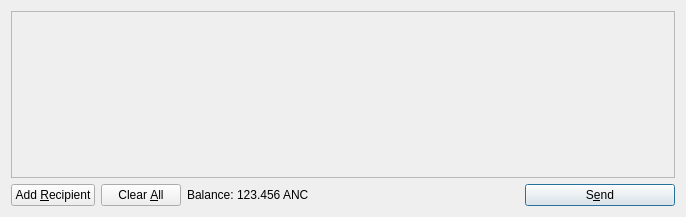
Above: src/qt/forms/sendcoinsdialog.ui from lunokhod/anoncoin before the change. Below: the same form after it.
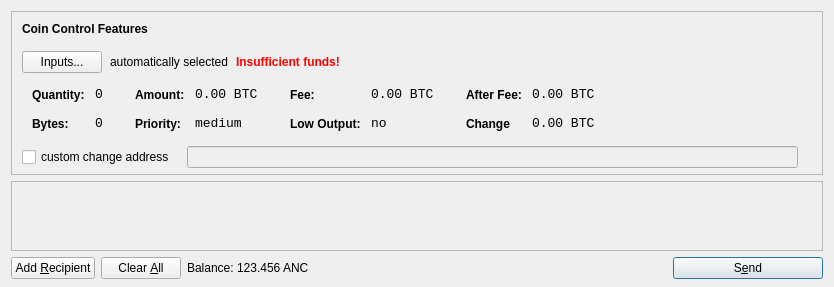
That is the form after the change. Icons and pictures are not drawn.

Commit message:
Adding coin control support.
Thanks to cozz for the original bitcoin patch
https://bitcointalk.org/index.php?topic=144331.0

```diff
--- a/src/qt/forms/sendcoinsdialog.ui
+++ b/src/qt/forms/sendcoinsdialog.ui
@@ -13,7 +13,608 @@
   <property name="windowTitle">
    <string>Send Coins</string>
   </property>
-  <layout class="QVBoxLayout" name="verticalLayout">
+<layout class="QVBoxLayout" name="verticalLayout" stretch="0,1,0">
+   <property name="bottomMargin">
+    <number>8</number>
+   </property>
+   <item>
+    <widget class="QFrame" name="frameCoinControl">
+     <property name="sizePolicy">
+      <sizepolicy hsizetype="Expanding" vsizetype="Expanding">
+       <horstretch>0</horstretch>
+       <verstretch>0</verstretch>
+      </sizepolicy>
+     </property>
+     <property name="maximumSize">
+      <size>
+       <width>16777215</width>
+       <height>16777215</height>
+      </size>
+     </property>
+     <property name="frameShape">
+      <enum>QFrame::StyledPanel</enum>
+     </property>
+     <property name="frameShadow">
+      <enum>QFrame::Sunken</enum>
+     </property>
+     <layout class="QVBoxLayout" name="verticalLayoutCoinControl2">
+      <property name="spacing">
+       <number>-1</number>
+      </property>
+      <property name="leftMargin">
+       <number>0</number>
+      </property>
+      <property name="topMargin">
+       <number>0</number>
+      </property>
+      <property name="rightMargin">
+       <number>0</number>
+      </property>
+      <property name="bottomMargin">
+       <number>6</number>
+      </property>
+      <item>
+       <layout class="QVBoxLayout" name="verticalLayoutCoinControl" stretch="0,0,0,0,1">
+        <property name="spacing">
+         <number>0</number>
+        </property>
+        <property name="leftMargin">
+         <number>10</number>
+        </property>
+        <property name="topMargin">
+         <number>10</number>
+        </property>
+        <item>
+         <layout class="QHBoxLayout" name="horizontalLayoutCoinControl1">
+          <property name="bottomMargin">
+           <number>15</number>
+          </property>
+          <item>
+           <widget class="QLabel" name="labelCoinControlFeatures">
+            <property name="sizePolicy">
+             <sizepolicy hsizetype="Preferred" vsizetype="Maximum">
+              <horstretch>0</horstretch>
+              <verstretch>0</verstretch>
+             </sizepolicy>
+            </property>
+            <property name="font">
+             <font>
+              <weight>75</weight>
+              <bold>true</bold>
+             </font>
+            </property>
+            <property name="styleSheet">
+             <string notr="true">font-weight:bold;</string>
+            </property>
+            <property name="text">
+             <string>Coin Control Features</string>
+            </property>
+           </widget>
+          </item>
+         </layout>
+        </item>
+        <item>
+         <layout class="QHBoxLayout" name="horizontalLayoutCoinControl2" stretch="0,0,0,0">
+          <property name="spacing">
+           <number>8</number>
+          </property>
+          <property name="bottomMargin">
+           <number>10</number>
+          </property>
+          <item>
+           <widget class="QPushButton" name="pushButtonCoinControl">
+            <property name="styleSheet">
+             <string notr="true"/>
+            </property>
+            <property name="text">
+             <string>Inputs...</string>
+            </property>
+           </widget>
+          </item>
+          <item>
+           <widget class="QLabel" name="labelCoinControlAutomaticallySelected">
+            <property name="text">
+             <string>automatically selected</string>
+            </property>
+            <property name="margin">
+             <number>5</number>
+            </property>
+           </widget>
+          </item>
+          <item>
+           <widget class="QLabel" name="labelCoinControlInsuffFunds">
+            <property name="font">
+             <font>
+              <weight>75</weight>
+              <bold>true</bold>
+             </font>
+            </property>
+            <property name="styleSheet">
+             <string notr="true">color:red;font-weight:bold;</string>
+            </property>
+            <property name="text">
+             <string>Insufficient funds!</string>
+            </property>
+            <property name="margin">
+             <number>5</number>
+            </property>
+           </widget>
+          </item>
+          <item>
+           <spacer name="horizontalSpacerCoinControl">
+            <property name="orientation">
+             <enum>Qt::Horizontal</enum>
+            </property>
+            <property name="sizeHint" stdset="0">
+             <size>
+              <width>40</width>
+              <height>1</height>
+             </size>
+            </property>
+           </spacer>
+          </item>
+         </layout>
+        </item>
+        <item>
+         <widget class="QWidget" name="widgetCoinControl" native="true">
+          <property name="sizePolicy">
+           <sizepolicy hsizetype="Preferred" vsizetype="Preferred">
+            <horstretch>0</horstretch>
+            <verstretch>0</verstretch>
+           </sizepolicy>
+          </property>
+          <property name="minimumSize">
+           <size>
+            <width>0</width>
+            <height>0</height>
+           </size>
+          </property>
+          <property name="styleSheet">
+           <string notr="true"/>
+          </property>
+          <layout class="QHBoxLayout" name="horizontalLayoutCoinControl5">
+           <property name="margin">
+            <number>0</number>
+           </property>
+           <item>
+            <layout class="QHBoxLayout" name="horizontalLayoutCoinControl3" stretch="0,0,0,1">
+             <property name="spacing">
+              <number>20</number>
+             </property>
+             <property name="topMargin">
+              <number>0</number>
+             </property>
+             <property name="bottomMargin">
+              <number>10</number>
+             </property>
+             <item>
+              <layout class="QFormLayout" name="formLayoutCoinControl1">
+               <property name="horizontalSpacing">
+                <number>10</number>
+               </property>
+               <property name="verticalSpacing">
+                <number>14</number>
+               </property>
+               <property name="leftMargin">
+                <number>10</number>
+               </property>
+               <property name="topMargin">
+                <number>4</number>
+               </property>
+               <property name="rightMargin">
+                <number>6</number>
+               </property>
+               <item row="0" column="0">
+                <widget class="QLabel" name="labelCoinControlQuantityText">
+                 <property name="styleSheet">
+                  <string notr="true">font-weight:bold;</string>
+                 </property>
+                 <property name="text">
+                  <string>Quantity:</string>
+                 </property>
+                 <property name="margin">
+                  <number>0</number>
+                 </property>
+                </widget>
+               </item>
+               <item row="0" column="1">
+                <widget class="QLabel" name="labelCoinControlQuantity">
+                 <property name="font">
+                  <font>
+                   <family>Monospace</family>
+                   <pointsize>10</pointsize>
+                  </font>
+                 </property>
+                 <property name="cursor">
+                  <cursorShape>IBeamCursor</cursorShape>
+                 </property>
+                 <property name="contextMenuPolicy">
+                  <enum>Qt::ActionsContextMenu</enum>
+                 </property>
+                 <property name="text">
+                  <string>0</string>
+                 </property>
+                 <property name="margin">
+                  <number>0</number>
+                 </property>
+                 <property name="textInteractionFlags">
+                  <set>Qt::LinksAccessibleByMouse|Qt::TextSelectableByKeyboard|Qt::TextSelectableByMouse</set>
+                 </property>
+                </widget>
+               </item>
+               <item row="1" column="0">
+                <widget class="QLabel" name="labelCoinControlBytesText">
+                 <property name="styleSheet">
+                  <string notr="true">font-weight:bold;</string>
+                 </property>
+                 <property name="text">
+                  <string>Bytes:</string>
+                 </property>
+                </widget>
+               </item>
+               <item row="1" column="1">
+                <widget class="QLabel" name="labelCoinControlBytes">
+                 <property name="font">
+                  <font>
+                   <family>Monospace</family>
+                   <pointsize>10</pointsize>
+                  </font>
+                 </property>
+                 <property name="cursor">
+                  <cursorShape>IBeamCursor</cursorShape>
+                 </property>
+                 <property name="contextMenuPolicy">
+                  <enum>Qt::ActionsContextMenu</enum>
+                 </property>
+                 <property name="text">
+                  <string>0</string>
+                 </property>
+                 <property name="textInteractionFlags">
+                  <set>Qt::LinksAccessibleByMouse|Qt::TextSelectableByKeyboard|Qt::TextSelectableByMouse</set>
+                 </property>
+                </widget>
+               </item>
+              </layout>
+             </item>
+             <item>
+              <layout class="QFormLayout" name="formLayoutCoinControl2">
+               <property name="horizontalSpacing">
+                <number>10</number>
+               </property>
+               <property name="verticalSpacing">
+                <number>14</number>
+               </property>
+               <property name="leftMargin">
+                <number>6</number>
+               </property>
+               <property name="topMargin">
+                <number>4</number>
+               </property>
+               <property name="rightMargin">
+                <number>6</number>
+               </property>
+               <item row="0" column="0">
+                <widget class="QLabel" name="labelCoinControlAmountText">
+                 <property name="styleSheet">
+                  <string notr="true">font-weight:bold;</string>
+                 </property>
+                 <property name="text">
+                  <string>Amount:</string>
+                 </property>
+                 <property name="margin">
+                  <number>0</number>
+                 </property>
+                </widget>
+               </item>
+               <item row="0" column="1">
+                <widget class="QLabel" name="labelCoinControlAmount">
+                 <property name="font">
+                  <font>
+                   <family>Monospace</family>
+                   <pointsize>10</pointsize>
+                  </font>
+                 </property>
+                 <property name="cursor">
+                  <cursorShape>IBeamCursor</cursorShape>
+                 </property>
+                 <property name="contextMenuPolicy">
+                  <enum>Qt::ActionsContextMenu</enum>
+                 </property>
+                 <property name="text">
+                  <string>0.00 BTC</string>
+                 </property>
+                 <property name="textInteractionFlags">
+                  <set>Qt::LinksAccessibleByMouse|Qt::TextSelectableByKeyboard|Qt::TextSelectableByMouse</set>
+                 </property>
+                </widget>
+               </item>
+               <item row="1" column="0">
+                <widget class="QLabel" name="labelCoinControlPriorityText">
+                 <property name="styleSheet">
+                  <string notr="true">font-weight:bold;</string>
+                 </property>
+                 <property name="text">
+                  <string>Priority:</string>
+                 </property>
+                </widget>
+               </item>
+               <item row="1" column="1">
+                <widget class="QLabel" name="labelCoinControlPriority">
+                 <property name="font">
+                  <font>
+                   <family>Monospace</family>
+                   <pointsize>10</pointsize>
+                  </font>
+                 </property>
+                 <property name="cursor">
+                  <cursorShape>IBeamCursor</cursorShape>
+                 </property>
+                 <property name="contextMenuPolicy">
+                  <enum>Qt::ActionsContextMenu</enum>
+                 </property>
+                 <property name="text">
+                  <string>medium</string>
+                 </property>
+                 <property name="textInteractionFlags">
+                  <set>Qt::LinksAccessibleByMouse|Qt::TextSelectableByKeyboard|Qt::TextSelectableByMouse</set>
+                 </property>
+                </widget>
+               </item>
+              </layout>
+             </item>
+             <item>
+              <layout class="QFormLayout" name="formLayoutCoinControl3">
+               <property name="horizontalSpacing">
+                <number>10</number>
+               </property>
+               <property name="verticalSpacing">
+                <number>14</number>
+               </property>
+               <property name="leftMargin">
+                <number>6</number>
+               </property>
+               <property name="topMargin">
+                <number>4</number>
+               </property>
+               <property name="rightMargin">
+                <number>6</number>
+               </property>
+               <item row="0" column="0">
+                <widget class="QLabel" name="labelCoinControlFeeText">
+                 <property name="styleSheet">
+                  <string notr="true">font-weight:bold;</string>
+                 </property>
+                 <property name="text">
+                  <string>Fee:</string>
+                 </property>
+                 <property name="margin">
+                  <number>0</number>
+                 </property>
+                </widget>
+               </item>
+               <item row="0" column="1">
+                <widget class="QLabel" name="labelCoinControlFee">
+                 <property name="font">
+                  <font>
+                   <family>Monospace</family>
+                   <pointsize>10</pointsize>
+                  </font>
+                 </property>
+                 <property name="cursor">
+                  <cursorShape>IBeamCursor</cursorShape>
+                 </property>
+                 <property name="contextMenuPolicy">
+                  <enum>Qt::ActionsContextMenu</enum>
+                 </property>
+                 <property name="text">
+                  <string>0.00 BTC</string>
+                 </property>
+                 <property name="textInteractionFlags">
+                  <set>Qt::LinksAccessibleByMouse|Qt::TextSelectableByKeyboard|Qt::TextSelectableByMouse</set>
+                 </property>
+                </widget>
+               </item>
+               <item row="1" column="0">
+                <widget class="QLabel" name="labelCoinControlLowOutputText">
+                 <property name="styleSheet">
+                  <string notr="true">font-weight:bold;</string>
+                 </property>
+                 <property name="text">
+                  <string>Low Output:</string>
+                 </property>
+                </widget>
+               </item>
+               <item row="1" column="1">
+                <widget class="QLabel" name="labelCoinControlLowOutput">
+                 <property name="font">
+                  <font>
+                   <family>Monospace</family>
+                   <pointsize>10</pointsize>
+                  </font>
+                 </property>
+                 <property name="cursor">
+                  <cursorShape>IBeamCursor</cursorShape>
+                 </property>
+                 <property name="contextMenuPolicy">
+                  <enum>Qt::ActionsContextMenu</enum>
+                 </property>
+                 <property name="text">
+                  <string>no</string>
+                 </property>
+                 <property name="textInteractionFlags">
+                  <set>Qt::LinksAccessibleByMouse|Qt::TextSelectableByKeyboard|Qt::TextSelectableByMouse</set>
+                 </property>
+                </widget>
+               </item>
+              </layout>
+             </item>
+             <item>
+              <layout class="QFormLayout" name="formLayoutCoinControl4">
+               <property name="horizontalSpacing">
+                <number>10</number>
+               </property>
+               <property name="verticalSpacing">
+                <number>14</number>
+               </property>
+               <property name="leftMargin">
+                <number>6</number>
+               </property>
+               <property name="topMargin">
+                <number>4</number>
+               </property>
+               <property name="rightMargin">
+                <number>6</number>
+               </property>
+               <item row="0" column="0">
+                <widget class="QLabel" name="labelCoinControlAfterFeeText">
+                 <property name="styleSheet">
+                  <string notr="true">font-weight:bold;</string>
+                 </property>
+                 <property name="text">
+                  <string>After Fee:</string>
+                 </property>
+                 <property name="margin">
+                  <number>0</number>
+                 </property>
+                </widget>
+               </item>
+               <item row="0" column="1">
+                <widget class="QLabel" name="labelCoinControlAfterFee">
+                 <property name="font">
+                  <font>
+                   <family>Monospace</family>
+                   <pointsize>10</pointsize>
+                  </font>
+                 </property>
+                 <property name="cursor">
+                  <cursorShape>IBeamCursor</cursorShape>
+                 </property>
+                 <property name="contextMenuPolicy">
+                  <enum>Qt::ActionsContextMenu</enum>
+                 </property>
+                 <property name="text">
+                  <string>0.00 BTC</string>
+                 </property>
+                 <property name="textInteractionFlags">
+                  <set>Qt::LinksAccessibleByMouse|Qt::TextSelectableByKeyboard|Qt::TextSelectableByMouse</set>
+                 </property>
+                </widget>
+               </item>
+               <item row="1" column="0">
+                <widget class="QLabel" name="labelCoinControlChangeText">
+                 <property name="styleSheet">
+                  <string notr="true">font-weight:bold;</string>
+                 </property>
+                 <property name="text">
+                  <string>Change</string>
+                 </property>
+                </widget>
+               </item>
+               <item row="1" column="1">
+                <widget class="QLabel" name="labelCoinControlChange">
+                 <property name="font">
+                  <font>
+                   <family>Monospace</family>
+                   <pointsize>10</pointsize>
+                  </font>
+                 </property>
+                 <property name="cursor">
+                  <cursorShape>IBeamCursor</cursorShape>
+                 </property>
+                 <property name="contextMenuPolicy">
+                  <enum>Qt::ActionsContextMenu</enum>
+                 </property>
+                 <property name="text">
+                  <string>0.00 BTC</string>
+                 </property>
+                 <property name="textInteractionFlags">
+                  <set>Qt::LinksAccessibleByMouse|Qt::TextSelectableByKeyboard|Qt::TextSelectableByMouse</set>
+                 </property>
+                </widget>
+               </item>
+              </layout>
+             </item>
+            </layout>
+           </item>
+          </layout>
+         </widget>
+        </item>
+        <item>
+         <layout class="QHBoxLayout" name="horizontalLayoutCoinControl4" stretch="0,0,0">
+          <property name="spacing">
+           <number>12</number>
+          </property>
+          <property name="sizeConstraint">
+           <enum>QLayout::SetDefaultConstraint</enum>
+          </property>
+          <property name="topMargin">
+           <number>5</number>
+          </property>
+          <property name="rightMargin">
+           <number>5</number>
+          </property>
+          <item>
+           <widget class="QCheckBox" name="checkBoxCoinControlChange">
+            <property name="text">
+             <string>custom change address</string>
+            </property>
+           </widget>
+          </item>
+          <item>
+           <widget class="QLineEdit" name="lineEditCoinControlChange">
+            <property name="enabled">
+             <bool>false</bool>
+            </property>
+            <property name="sizePolicy">
+             <sizepolicy hsizetype="Expanding" vsizetype="Fixed">
+              <horstretch>0</horstretch>
+              <verstretch>0</verstretch>
+             </sizepolicy>
+            </property>
+           </widget>
+          </item>
+          <item>
+           <widget class="QLabel" name="labelCoinControlChangeLabel">
+            <property name="sizePolicy">
+             <sizepolicy hsizetype="Preferred" vsizetype="Expanding">
+              <horstretch>0</horstretch>
+              <verstretch>0</verstretch>
+             </sizepolicy>
+            </property>
+            <property name="minimumSize">
+             <size>
+              <width>0</width>
+              <height>0</height>
+             </size>
+            </property>
+            <property name="text">
+             <string/>
+            </property>
+            <property name="margin">
+             <number>3</number>
+            </property>
+           </widget>
+          </item>
+         </layout>
+        </item>
+        <item>
+         <spacer name="verticalSpacerCoinControl">
+          <property name="orientation">
+           <enum>Qt::Vertical</enum>
+          </property>
+          <property name="sizeHint" stdset="0">
+           <size>
+            <width>800</width>
+            <height>1</height>
+           </size>
+          </property>
+         </spacer>
+        </item>
+       </layout>
+      </item>
+     </layout>
+    </widget>
+   </item>
    <item>
     <widget class="QScrollArea" name="scrollArea">
      <property name="widgetResizable">
```
The commit also changes 21 other files.
